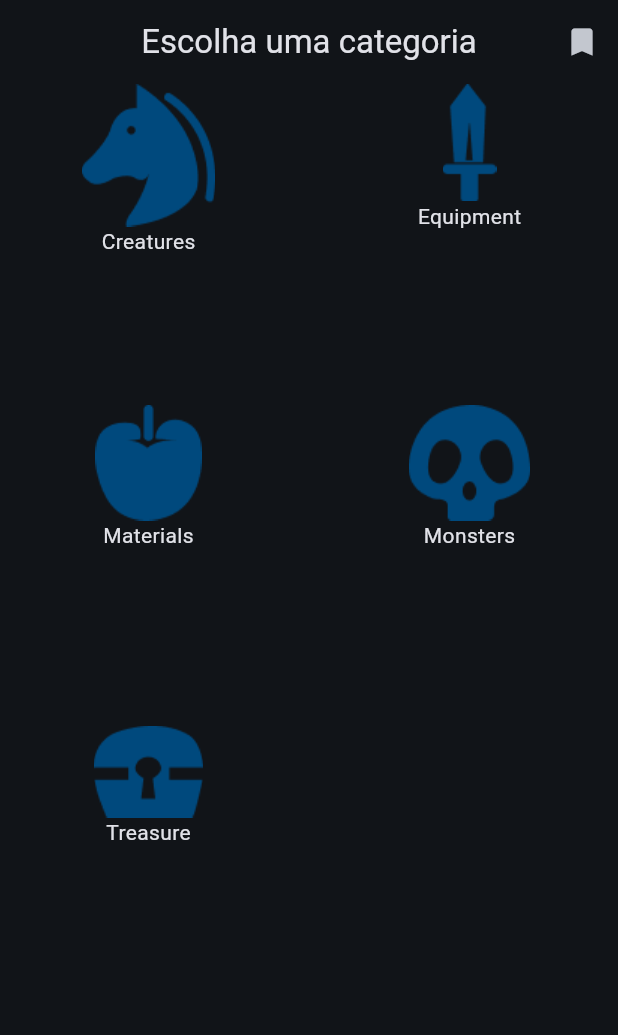
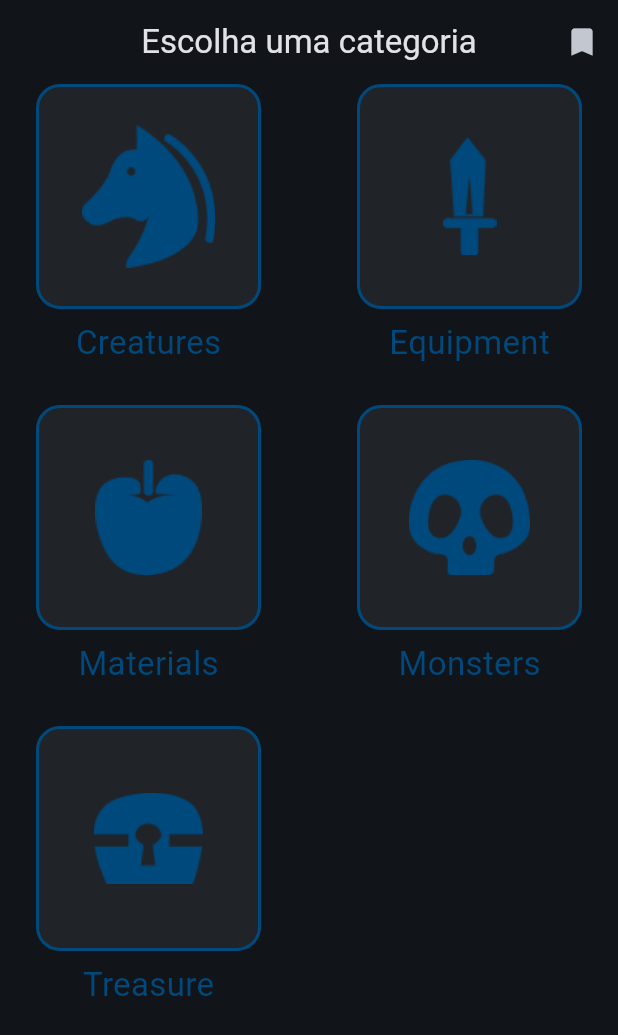
Before and after one commit to matheus-liber/hyrule, a Flutter app: the screen it shows after launch, on a phone screen of 412 x 824 dp. Shown: the top 1035 px of the screen. Run offline on Flutter 3.47's test engine with Material 3 defaults, Android fonts, the phone set to English and light mode, and no system bars; our stand-ins replace dio, floor, sqflite; accounts and stored records are empty; generated files the repository leaves out were written again.

Commit message:
Building categories layout

```diff
--- a/lib/screens/components/category.dart
+++ b/lib/screens/components/category.dart
@@ -1,6 +1,8 @@
 import 'package:flutter/material.dart';
 import 'package:hyrule/screens/results.dart';
+import 'package:hyrule/utils/colors.dart';
 import 'package:hyrule/utils/consts/categories.dart';
+import 'package:hyrule/utils/fonts.dart';
 
 class Category extends StatelessWidget {
 const Category({ Key? key, required this.category }) : super(key: key);
@@ -9,7 +11,18 @@ const Category({ Key? key, required this.category }) : super(key: key);
   @override
   Widget build(BuildContext context){
     return Column(children: <Widget>[
-        InkWell(
+        Container(
+          width: 150,
+          height: 150,
+          decoration: BoxDecoration(
+            color: AppColors.greyColor,
+            borderRadius: BorderRadius.circular(16.0),
+            border: Border.all(
+              color: AppColors.blueColor,
+              width: 2.0,
+            ),
+          ),
+          child: InkWell(
             onTap: () {
               Navigator.push(context, MaterialPageRoute(builder: (context) => Results(category: category)));
             },
@@ -19,7 +32,11 @@ const Category({ Key? key, required this.category }) : super(key: key);
               ),
             ),
           ),
-        Text(categories[category]!),
+        ),
+        Container(
+            margin: EdgeInsets.only(top: 7),
+            child: Text(categories[category]!,style: AppFonts.blueTextStyle,)
+        ),
     ],);
   }
 }
--- /dev/null
+++ b/lib/utils/colors.dart
@@ -0,0 +1,7 @@
+import 'package:flutter/material.dart';
+
+class AppColors {
+  static const Color blueColor = Color(0xFF00497D);
+  static const Color greyColor = Color(0xFF202429);
+// Outras cores aqui...
+}
--- /dev/null
+++ b/lib/utils/fonts.dart
@@ -0,0 +1,20 @@
+import 'package:flutter/material.dart';
+import 'package:hyrule/utils/colors.dart';
+
+class AppFonts {
+  static const TextStyle headingTextStyle = TextStyle(
+    fontSize: 22,
+    fontWeight: FontWeight.w400,
+  );
+
+  static const TextStyle blueTextStyle = TextStyle(
+    fontSize: 22,
+    fontWeight: FontWeight.w400,
+    color: AppColors.blueColor
+  );
+
+  static const TextStyle bodyTextStyle = TextStyle(
+    fontSize: 16,
+    // Outras propriedades de estilo aqui...
+  );
+}
```
Lines whose indentation alone changed are shown as unchanged.
